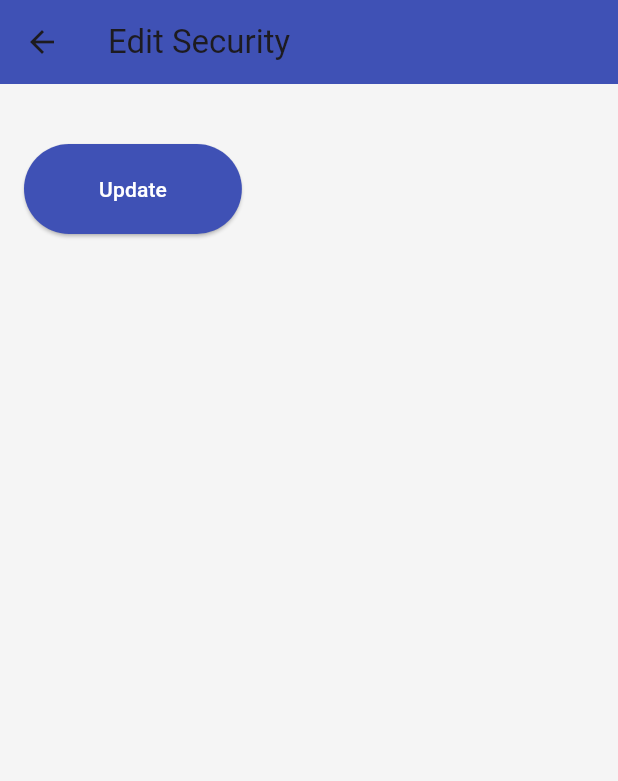
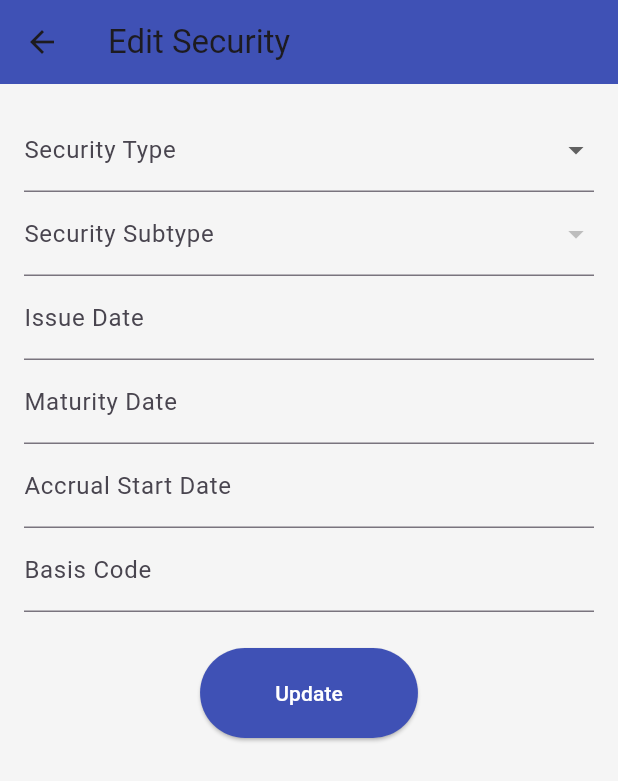
Before and after one commit to beratisa/indigobondgit, a Flutter app: the SecNavigateToEditPage screen opened directly, on a phone screen of 412 x 824 dp. Shown: the top 781 px of the screen. Run offline on Flutter 3.47's test engine with Material 3 defaults, Android fonts, the phone set to English and light mode, and no system bars; missing offline and left inert: postgres; statements that could not run were skipped.

Commit message:
6 jan update

```diff
--- a/lib/views/SecNavigateToEditPage.dart
+++ b/lib/views/SecNavigateToEditPage.dart
@@ -86,6 +86,65 @@ class _SecNavigateToEditPageState extends State<SecNavigateToEditPage> {
           child: SingleChildScrollView(
             child: Column(
               children: [
+                DropdownButtonFormField<String>(
+                  decoration: const InputDecoration(labelText: 'Security Type'),
+                  value: _selectedSecurityType,
+                  items: ['BONDS', 'TBILLS', 'ETF', 'STOCK']
+                    .map((type) => DropdownMenuItem<String>(
+                      value: type,
+                      child: Text(type),
+                      ))
+                    .toList(),
+                  onChanged: (value) {
+                  setState(() {
+                    _selectedSecurityType = value;
+                  });
+                  },
+                  onSaved: (value) {
+                  _formData['security_type'] = value;
+                  },
+                ),
+                DropdownButtonFormField<String>(
+                  decoration: const InputDecoration(labelText: 'Security Subtype'),
+                  value: _selectedSecuritySubtype,
+                  items: _getSubtypeItems(),
+                  onChanged: (value) {
+                  setState(() {
+                    _selectedSecuritySubtype = value;
+                  });
+                  },
+                  onSaved: (value) {
+                  _formData['security_subtype'] = value;
+                  },
+                ),
+                TextFormField(
+                  controller: _issueDateController,
+                  decoration: const InputDecoration(labelText: 'Issue Date'),
+                  onSaved: (value) {
+                  _formData['issue_date'] = value;
+                  },
+                ),
+                TextFormField(
+                  controller: _maturityDateController,
+                  decoration: const InputDecoration(labelText: 'Maturity Date'),
+                  onSaved: (value) {
+                    _formData['maturity_date'] = value;
+                  },
+                ),
+                TextFormField(
+                  controller: _accrualStartDateController,
+                  decoration: const InputDecoration(labelText: 'Accrual Start Date'),
+                  onSaved: (value) {
+                    _formData['accrual_st_date'] = value;
+                  },
+                ),
+                TextFormField(
+                  decoration: const InputDecoration(labelText: 'Basis Code'),
+                  initialValue: _selectedBasisCode,
+                  onSaved: (value) {
+                    _formData['basis_code'] = value;
+                  },
+                ),
                 const SizedBox(height: 24),
                 ElevatedButton(
                   onPressed: updateSecurity,
@@ -93,7 +152,7 @@ class _SecNavigateToEditPageState extends State<SecNavigateToEditPage> {
                     foregroundColor: Colors.white,
                     backgroundColor: Colors.indigo, // Text color
                     padding: const EdgeInsets.symmetric(
-                        horizontal: 50, vertical: 20),
+                      horizontal: 50, vertical: 20),
                   ),
                   child: const Text('Update'),
                 ),
```
